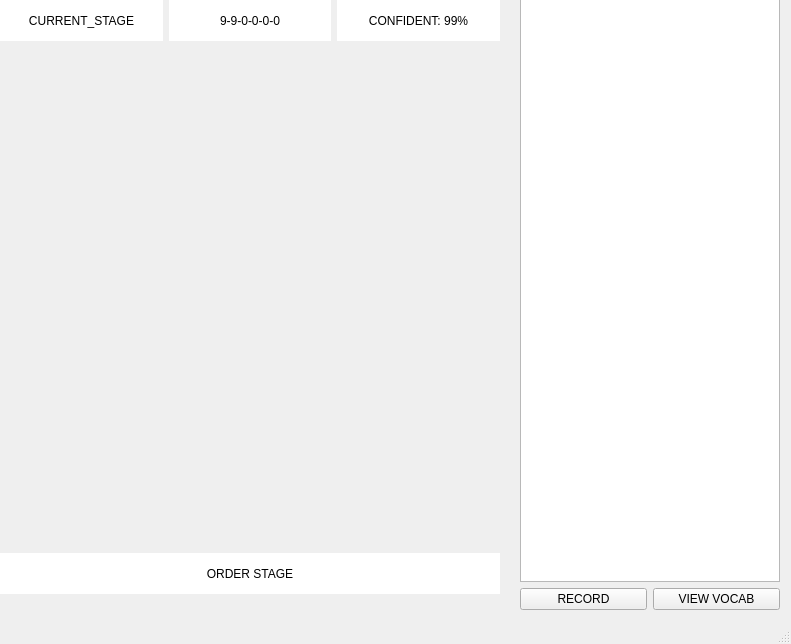
Above: qt_ui_file/designed_ui.ui from sunmodza/AutoSign before the change. Below: the same form after it.
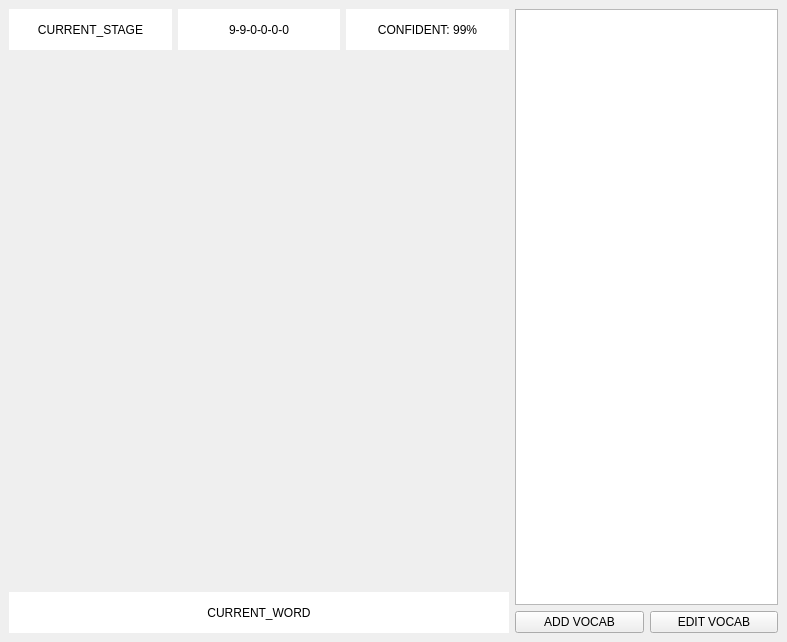
That is the form after the change.

What changed in the file:
```diff
--- a/qt_ui_file/designed_ui.ui
+++ b/qt_ui_file/designed_ui.ui
@@ -6,8 +6,8 @@
    <rect>
     <x>0</x>
     <y>0</y>
-    <width>791</width>
-    <height>644</height>
+    <width>787</width>
+    <height>642</height>
    </rect>
   </property>
   <property name="minimumSize">
@@ -20,10 +20,29 @@
    <string>MainWindow</string>
   </property>
   <widget class="QWidget" name="centralwidget">
-   <widget class="QWidget" name="">
+   <property name="enabled">
+    <bool>true</bool>
+   </property>
+   <property name="sizePolicy">
+    <sizepolicy hsizetype="Expanding" vsizetype="Expanding">
+     <horstretch>0</horstretch>
+     <verstretch>0</verstretch>
+    </sizepolicy>
+   </property>
+   <layout class="QGridLayout" name="gridLayout_3">
+    <item row="0" column="0">
     <layout class="QGridLayout" name="gridLayout">
+      <property name="sizeConstraint">
+       <enum>QLayout::SetDefaultConstraint</enum>
+      </property>
      <item row="0" column="2">
       <widget class="QLabel" name="confident_label">
+        <property name="sizePolicy">
+         <sizepolicy hsizetype="Expanding" vsizetype="Preferred">
+          <horstretch>0</horstretch>
+          <verstretch>0</verstretch>
+         </sizepolicy>
+        </property>
        <property name="minimumSize">
         <size>
          <width>161</width>
@@ -44,6 +63,12 @@
      </item>
      <item row="2" column="0" colspan="3">
       <widget class="QLabel" name="display_word_label">
+        <property name="sizePolicy">
+         <sizepolicy hsizetype="Expanding" vsizetype="Preferred">
+          <horstretch>0</horstretch>
+          <verstretch>0</verstretch>
+         </sizepolicy>
+        </property>
        <property name="minimumSize">
         <size>
          <width>161</width>
@@ -55,7 +80,7 @@
 font: 24pt &quot;Angsana New&quot;;</string>
        </property>
        <property name="text">
-        <string>ORDER STAGE</string>
+         <string>CURRENT_WORD</string>
        </property>
        <property name="alignment">
         <set>Qt::AlignCenter</set>
@@ -64,6 +89,12 @@
      </item>
      <item row="0" column="0">
       <widget class="QLabel" name="Stage_label">
+        <property name="sizePolicy">
+         <sizepolicy hsizetype="Expanding" vsizetype="Preferred">
+          <horstretch>0</horstretch>
+          <verstretch>0</verstretch>
+         </sizepolicy>
+        </property>
        <property name="minimumSize">
         <size>
          <width>161</width>
@@ -84,6 +115,12 @@
      </item>
      <item row="0" column="1">
       <widget class="QLabel" name="current_stage_label">
+        <property name="sizePolicy">
+         <sizepolicy hsizetype="Expanding" vsizetype="Preferred">
+          <horstretch>0</horstretch>
+          <verstretch>0</verstretch>
+         </sizepolicy>
+        </property>
        <property name="minimumSize">
         <size>
          <width>161</width>
@@ -104,6 +141,12 @@
      </item>
      <item row="1" column="0" colspan="3">
       <widget class="QLabel" name="ImageFrame">
+        <property name="sizePolicy">
+         <sizepolicy hsizetype="Expanding" vsizetype="Expanding">
+          <horstretch>0</horstretch>
+          <verstretch>0</verstretch>
+         </sizepolicy>
+        </property>
        <property name="minimumSize">
         <size>
          <width>500</width>
@@ -116,27 +159,34 @@
       </widget>
      </item>
     </layout>
-   </widget>
-   <widget class="QWidget" name="">
-    <property name="geometry">
-     <rect>
-      <x>520</x>
-      <y>-1</y>
-      <width>260</width>
-      <height>611</height>
-     </rect>
-    </property>
+    </item>
+    <item row="0" column="1">
     <layout class="QVBoxLayout" name="verticalLayout">
      <item>
       <layout class="QHBoxLayout" name="horizontalLayout">
        <item>
         <widget class="QTextBrowser" name="sentence_shower">
+          <property name="enabled">
+           <bool>true</bool>
+          </property>
+          <property name="sizePolicy">
+           <sizepolicy hsizetype="MinimumExpanding" vsizetype="MinimumExpanding">
+            <horstretch>0</horstretch>
+            <verstretch>0</verstretch>
+           </sizepolicy>
+          </property>
          <property name="minimumSize">
           <size>
            <width>221</width>
            <height>511</height>
           </size>
          </property>
+          <property name="maximumSize">
+           <size>
+            <width>421</width>
+            <height>16777215</height>
+           </size>
+          </property>
          <property name="styleSheet">
           <string notr="true">font: 16pt &quot;Angsana New&quot;;</string>
          </property>
@@ -148,24 +198,48 @@
       <layout class="QHBoxLayout" name="horizontalLayout_2">
        <item>
         <widget class="QPushButton" name="record_stage_button">
+          <property name="sizePolicy">
+           <sizepolicy hsizetype="Expanding" vsizetype="Preferred">
+            <horstretch>0</horstretch>
+            <verstretch>0</verstretch>
+           </sizepolicy>
+          </property>
+          <property name="maximumSize">
+           <size>
+            <width>207</width>
+            <height>16777215</height>
+           </size>
+          </property>
          <property name="text">
-          <string>RECORD</string>
+           <string>ADD VOCAB</string>
          </property>
         </widget>
        </item>
        <item>
         <widget class="QPushButton" name="edit_dict_list">
+          <property name="sizePolicy">
+           <sizepolicy hsizetype="Expanding" vsizetype="Preferred">
+            <horstretch>0</horstretch>
+            <verstretch>0</verstretch>
+           </sizepolicy>
+          </property>
+          <property name="maximumSize">
+           <size>
+            <width>207</width>
+            <height>16777215</height>
+           </size>
+          </property>
          <property name="text">
-          <string>VIEW VOCAB</string>
+           <string>EDIT VOCAB</string>
          </property>
         </widget>
        </item>
       </layout>
      </item>
     </layout>
-   </widget>
-  </widget>
-  <widget class="QStatusBar" name="statusbar"/>
+    </item>
+   </layout>
+  </widget>
  </widget>
  <resources/>
  <connections/>
```
Lines whose indentation alone changed are shown as unchanged.
